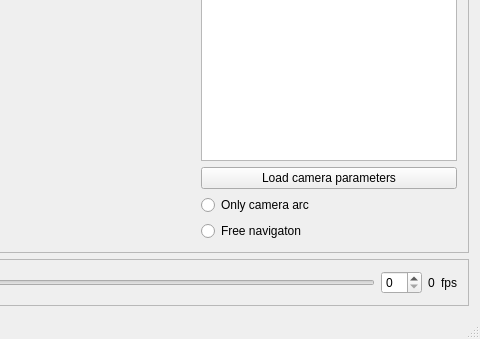
Before: the Qt Designer form forms/mainwindow.ui in zhenyouluo/OpenGL_YUV2RGB, drawn with Qt 5; both pictures show x 527 to 1007 and y 239 to 578 of the 1007 by 578 pixel window.
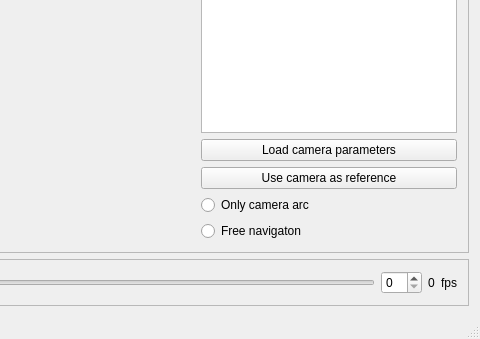
After: the same form once the commit is applied. Icons and pictures are not drawn. Custom widgets are drawn as their Qt base class.

Commit message: disabled tracking of slider added button to make cam reference

Patch:
```diff
--- a/forms/mainwindow.ui
+++ b/forms/mainwindow.ui
@@ -113,6 +113,13 @@
            </property>
           </widget>
          </item>
+         <item>
+          <widget class="QPushButton" name="makeRefCamButton">
+           <property name="text">
+            <string>Use camera as reference</string>
+           </property>
+          </widget>
+         </item>
          <item>
           <widget class="QRadioButton" name="onlyCamsRadioButton">
            <property name="text">
```
Left out of the diff: 3 changed lines with no effect on the pictures.
